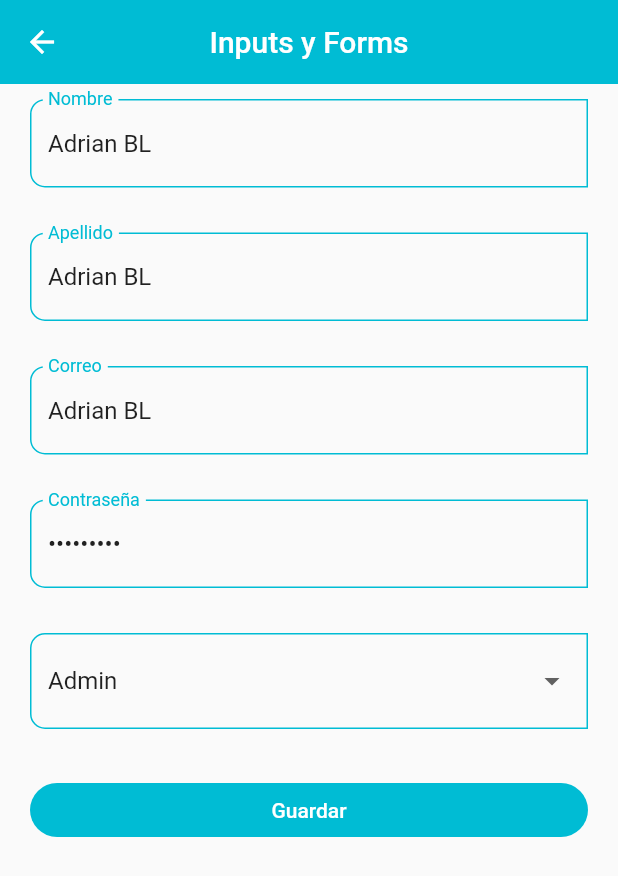
After one commit to AdrianBL1/flutter_components, a Flutter app: the InputsScreen screen opened by its route, after a tap on "Guardar", on a phone screen of 412 x 824 dp. The commit adds this screen. Shown: the top 876 px of the screen. Run offline on Flutter 3.47's test engine with Material 2 defaults, Android fonts, the phone set to English and light mode, and no system bars.

Commit message:
Inputs y Forms añadidos

```diff
--- a/lib/router/app_routes.dart
+++ b/lib/router/app_routes.dart
@@ -13,6 +13,7 @@ class AppRoutes{
     MenuOption(route: 'card', name: 'Tarjetas - Cards', screen: const CardScreen(), icon: Icons.credit_card),
     MenuOption(route: 'avatar', name: 'Circle Avatar', screen: const AvatarScreen(), icon: Icons.supervised_user_circle_outlined),
     MenuOption(route: 'animated', name: 'Animated Container', screen: const AnimatedScreen(), icon: Icons.play_circle_outline_rounded),
+    MenuOption(route: 'inputs', name: 'Text Inputs', screen: const InputsScreen(), icon: Icons.input_rounded),
   ];
 
   static Map<String, Widget Function(BuildContext)> getAppRoutes() {
--- /dev/null
+++ b/lib/screen/inputs_screen.dart
@@ -0,0 +1,76 @@
+import 'package:flutter/material.dart';
+import 'package:fl_components/widgets/widgets.dart';
+
+class InputsScreen extends StatelessWidget {
+
+  const InputsScreen({Key? key}) : super(key: key);
+
+  @override
+  Widget build(BuildContext context) {
+
+    final GlobalKey<FormState> myFormKey = GlobalKey<FormState>();
+
+    final Map<String, String> formValues = {
+      'first_name': 'Adrian',
+      'last_name' : 'Basilio Lopez',
+      'email'     : 'adrian@gmail.com',
+      'password'  : '123456',
+      'role'      : 'Admin'
+    };
+
+    return Scaffold(
+      appBar: AppBar(
+        title: const Text('Inputs y Forms'),
+      ),
+      body: SingleChildScrollView(
+        child: Padding(
+          padding: const EdgeInsets.symmetric(horizontal: 20, vertical: 10),
+          child: Form(
+            key: myFormKey,
+            child: Column(
+              children: [
+                CustomInputField(labelText: 'Nombre', hintText: 'Nombre del Usuario', formProperty: 'first_name', formValues: formValues),
+                const SizedBox(height: 30),
+                CustomInputField(labelText: 'Apellido', hintText: 'Apellido del Usuario', formProperty: 'last_name', formValues: formValues),
+                const SizedBox(height: 30),
+                CustomInputField(labelText: 'Correo', hintText: 'Correo del Usuario', keyboardType: TextInputType.emailAddress, formProperty: 'email', formValues: formValues),
+                const SizedBox(height: 30),
+                CustomInputField(labelText: 'Contraseña', hintText: 'Contraseña del Usuario', obscureText: true, formProperty: 'password', formValues: formValues),
+                const SizedBox(height: 30),
+                DropdownButtonFormField<String>(
+                  value: 'Admin',
+                  items: const [
+                    DropdownMenuItem(value: 'Admin', child: Text('Admin')),
+                    DropdownMenuItem(value: 'Superuser', child: Text('Superuser')),
+                    DropdownMenuItem(value: 'Developer', child: Text('Developer')),
+                    DropdownMenuItem(value: 'Jr. Developer', child: Text('Jr. Developer')),
+                  ],
+                  onChanged: (value){
+                    print(value);
+                    formValues ['role'] = value ?? 'Admin';
+                  },
+                ),
+                const SizedBox(height: 30),
+                ElevatedButton(
+                  onPressed: (){
+                    FocusScope.of(context).requestFocus(FocusNode());
+                    if (!myFormKey.currentState!.validate()){
+                      print('Formulario no valido');
+                      return;
+                    }
+                    //* imprimir valores del formulario
+                    print(formValues);
+                  },
+                  child: const SizedBox(
+                    width: double.infinity,
+                    child: Center(child: Text('Guardar'))
+                  )
+                )
+              ],
+            ),
+          ),
+        ),
+      )
+    );
+  }
+}
--- a/lib/screen/screens.dart
+++ b/lib/screen/screens.dart
@@ -3,5 +3,6 @@ export 'package:fl_components/screen/animated_screen.dart';
 export 'package:fl_components/screen/avatar_screen.dart';
 export 'package:fl_components/screen/card_screen.dart';
 export 'package:fl_components/screen/home_screen.dart';
+export 'package:fl_components/screen/inputs_screen.dart';
 export 'package:fl_components/screen/listview1_screen.dart';
 export 'package:fl_components/screen/listview2_screen.dart';
--- a/lib/theme/app_theme.dart
+++ b/lib/theme/app_theme.dart
@@ -32,6 +32,21 @@ class AppTheme {
         shape: const StadiumBorder(),
         elevation: 0
       ),
+    ),
+
+    inputDecorationTheme: const InputDecorationTheme(
+      floatingLabelStyle: TextStyle(color: primary),
+      enabledBorder: OutlineInputBorder(
+        borderSide: BorderSide(color: primary),
+        borderRadius: BorderRadius.only(bottomLeft: Radius.circular(10), topLeft: Radius.circular(10))
+      ),
+      focusedBorder: OutlineInputBorder(
+        borderSide: BorderSide(color: primary),
+        borderRadius: BorderRadius.only(bottomLeft: Radius.circular(10), topLeft: Radius.circular(10))
+      ),
+      border: OutlineInputBorder(
+        borderRadius: BorderRadius.only(bottomLeft: Radius.circular(10), topLeft: Radius.circular(10))
+      )
     )
   );
 
--- /dev/null
+++ b/lib/widgets/custom_input_field.dart
@@ -0,0 +1,53 @@
+import 'package:flutter/material.dart';
+
+class CustomInputField extends StatelessWidget {
+
+  final String? hintText;
+  final String? labelText;
+  final String? helperText;
+  final IconData? icon;
+  final IconData? suffixIcon;
+  final TextInputType? keyboardType;
+  final bool obscureText;
+
+  final String formProperty;
+  final Map<String, String> formValues;
+
+  const CustomInputField({
+    Key? key,
+    this.hintText,
+    this.labelText,
+    this.helperText,
+    this.icon,
+    this.suffixIcon,
+    this.keyboardType,
+    this.obscureText = false,
+    required this.formProperty,
+    required this.formValues,
+  }) : super(key: key);
+
+  @override
+  Widget build(BuildContext context) {
+    return TextFormField(
+      autofocus: false,
+      initialValue: 'Adrian BL',
+      textCapitalization: TextCapitalization.words,
+      keyboardType: keyboardType,
+      obscureText: obscureText,
+      onChanged: (value) => formValues[formProperty] = value,
+      validator: (value) {
+        if (value == null) return 'Este campo es requerido';
+        return value.length <3 ? 'Minimo de 3 letras' : null;
+      },
+      autovalidateMode: AutovalidateMode.onUserInteraction,
+      decoration: InputDecoration(
+        hintText: hintText,
+        labelText: labelText,
+        helperText: helperText,
+        //prefixIcon: Icon(Icons.verified_user_outlined),
+        suffixIcon: suffixIcon == null ? null : Icon(suffixIcon),
+        icon: icon == null ? null : Icon(icon),
+      ),
+    );
+  }
+}
--- a/lib/widgets/widgets.dart
+++ b/lib/widgets/widgets.dart
@@ -1,2 +1,3 @@
 export 'package:fl_components/widgets/custom_card_type_1.dart';
 export 'package:fl_components/widgets/custom_card_type_2.dart';
+export 'package:fl_components/widgets/custom_input_field.dart';
```
